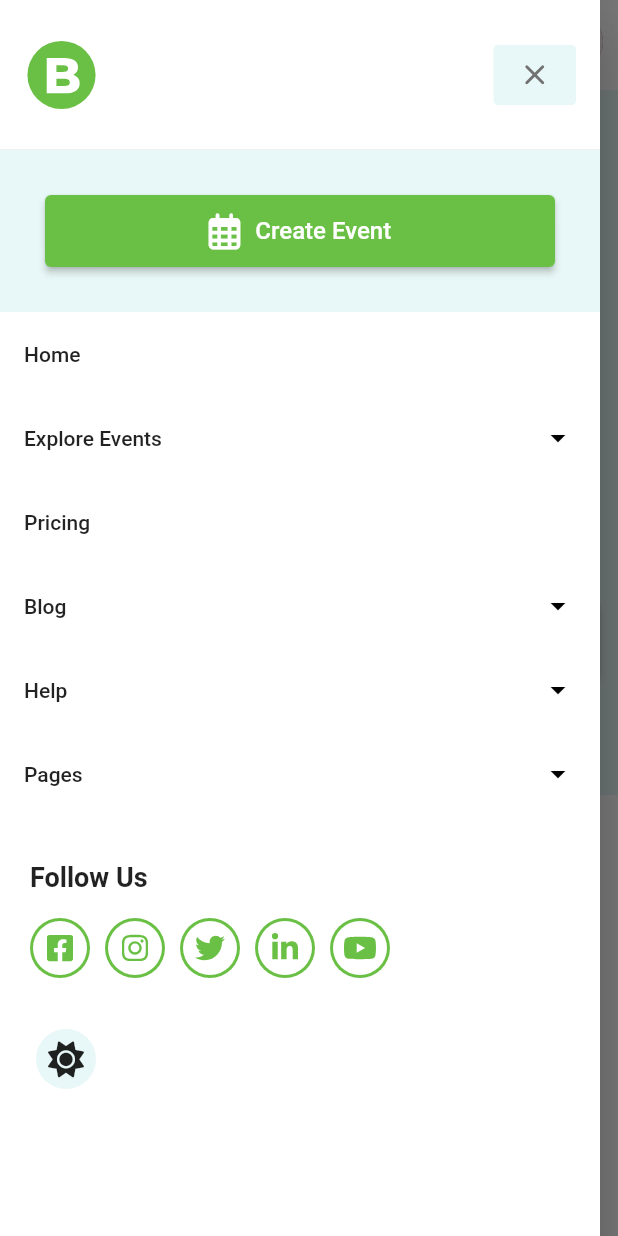
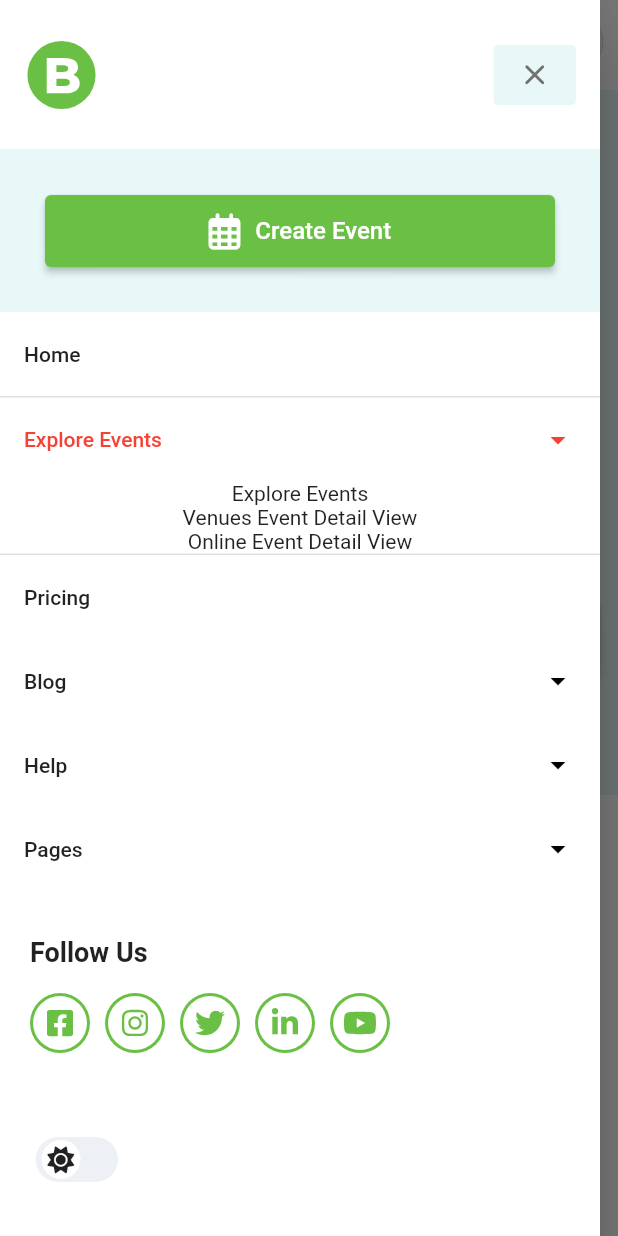
Before and after one commit to oubridaouda/EventAppMobileVersion, a Flutter app: the HomePage screen opened by its route, after a tap on the "menu" icon, after a tap on "Explore Events", on a phone screen of 412 x 824 dp. Run offline on Flutter 3.47's test engine with Material 2 defaults, Android fonts, the phone set to English and light mode, and no system bars; drawn by our look-alikes of dropdown_search, flutter_switch; our stand-ins replace adaptive_theme, cool_alert, flutter_secure_storage, flutter_svg, font_awesome_flutter, google_fonts and 2 more; missing offline and left inert: flutter_facebook_auth; accounts and stored records are empty; project files that could hold a hidden picture were left out.

Commit message:
fix: drawer dropdown list per element

```diff
--- a/lib/screen/menu/drawer.dart
+++ b/lib/screen/menu/drawer.dart
@@ -5,6 +5,7 @@ import 'package:event_mobile_app/screen/auth/login.dart';
 import 'package:flutter/material.dart';
 import 'package:flutter_secure_storage/flutter_secure_storage.dart';
 import 'package:flutter_svg/flutter_svg.dart';
+import 'package:flutter_switch/flutter_switch.dart';
 import 'package:font_awesome_flutter/font_awesome_flutter.dart';
 import 'package:shared_preferences/shared_preferences.dart';
 
@@ -21,7 +22,6 @@ class NavDrawer extends StatefulWidget {
 
 class _NavDrawerState extends State<NavDrawer> {
   final storage = const FlutterSecureStorage();
-
 
   dynamic saveThemeMode;
 
@@ -56,6 +56,7 @@ class _NavDrawerState extends State<NavDrawer> {
       child: SingleChildScrollView(
         scrollDirection: Axis.vertical,
         child: Column(
+          crossAxisAlignment: CrossAxisAlignment.start,
           children: <Widget>[
             Column(
               mainAxisAlignment: MainAxisAlignment.spaceBetween,
@@ -146,13 +147,11 @@ class _NavDrawerState extends State<NavDrawer> {
                       title: const Text('Home'),
                       onTap: () {},
                     ),
-                    ListTile(
-                      title: const Text('Explore Events'),
-                      onTap: () {},
-                      trailing: const Icon(
-                        Icons.arrow_drop_down,
-                        color: Colors.black,
-                      ),
+                    const ExpansionTile(
+                      trailing: Icon(Icons.arrow_drop_down),
+                      title: Text("Explore Events"),
+                      children: <Widget>[Text("Explore Events"), Text("Venues Event Detail View"),Text("Online Event Detail View")],
+
                     ),
                     ListTile(
                       title: const Text('Pricing'),
@@ -387,27 +386,63 @@ class _NavDrawerState extends State<NavDrawer> {
                   ),
                 ),
 
+                // Row(
+                //   mainAxisAlignment: MainAxisAlignment.start,
+                //   children: [
+                //     MaterialButton(
+                //       elevation: 0,
+                //       height: 40,
+                //       color: darkMode ? darkColor.btnColor : lightColor
+                //           .btnColor,
+                //       onPressed: () async {
+                //         changeCurrentTheme();
+                //         Navigator.of(context).pushReplacementNamed("/");
+                //       },
+                //       shape: const CircleBorder(),
+                //       child: darkMode
+                //           ? const FaIcon(FontAwesomeIcons.solidMoon)
+                //           : const FaIcon(FontAwesomeIcons.solidSun),
+                //     )
+                //   ],
+                // ),
+              ],
+            ),
             Row(
               mainAxisAlignment: MainAxisAlignment.start,
               children: [
-                    MaterialButton(
-                      elevation: 0,
-                      height: 40,
-                      color: darkMode ? darkColor.btnColor : lightColor
-                          .btnColor,
-                      onPressed: () async {
+                SizedBox(width: 20,),
+                Column(
+                  children: [
+                    Text("Mode nuit",style: TextStyle(color: lightColor.dWhite),),
+                    SizedBox(height: 10,),
+                    FlutterSwitch(
+                      width: 55.0,
+                      height: 30.0,
+                      valueFontSize: 25.0,
+                      toggleSize: 30.0,
+                      value: darkMode,
+                      borderRadius: 30.0,
+                      padding: 2.0,
+                      showOnOff: true,
+                      activeText: "",
+                      inactiveIcon: const FaIcon(FontAwesomeIcons.solidSun),
+                      activeIcon: const FaIcon(FontAwesomeIcons.solidMoon),
+                      activeToggleColor: lightColor.dGreen,
+                      inactiveText: "",
+                      activeColor: lightColor.dWhite,
+                      inactiveColor: lightColor.cyanBlueColor,
+                      onToggle: (val) {
+                        setState(() {
                           changeCurrentTheme();
                           Navigator.of(context).pushReplacementNamed("/");
+                        });
                       },
-                      shape: const CircleBorder(),
-                      child: darkMode
-                          ? const FaIcon(FontAwesomeIcons.solidMoon)
-                          : const FaIcon(FontAwesomeIcons.solidSun),
-                    )
+                    ),
+
+                  ],
+                ),
               ],
             )
-              ],
-            ),
           ],
         ),
       ),
```
Lines whose indentation alone changed are shown as unchanged.
